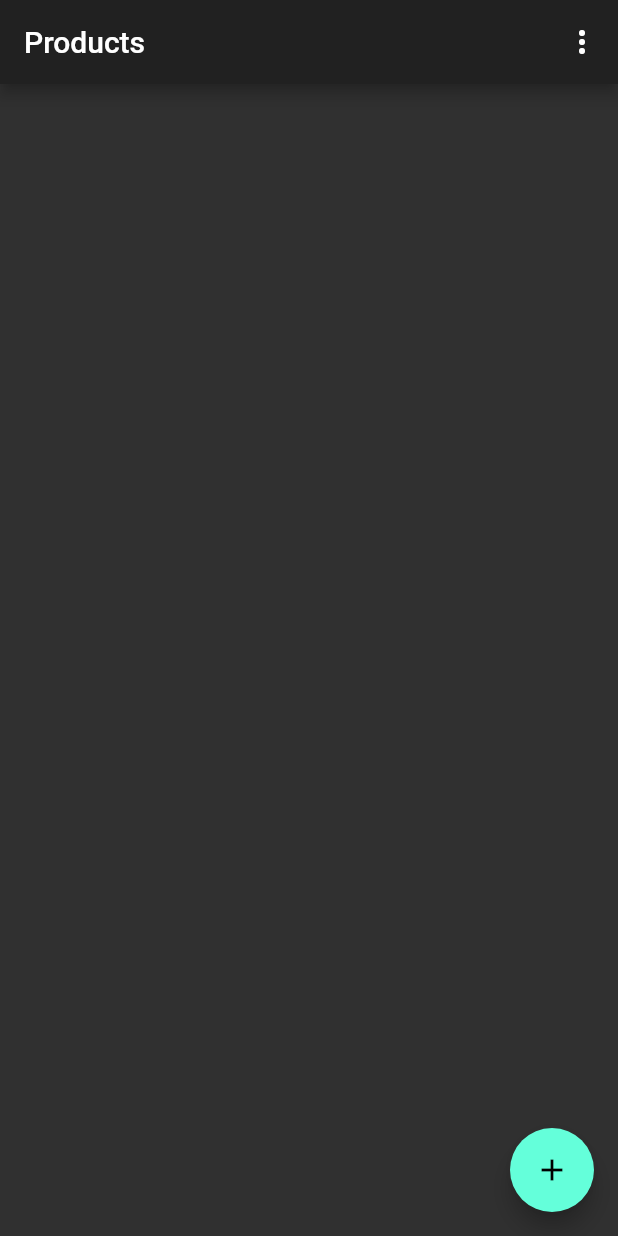
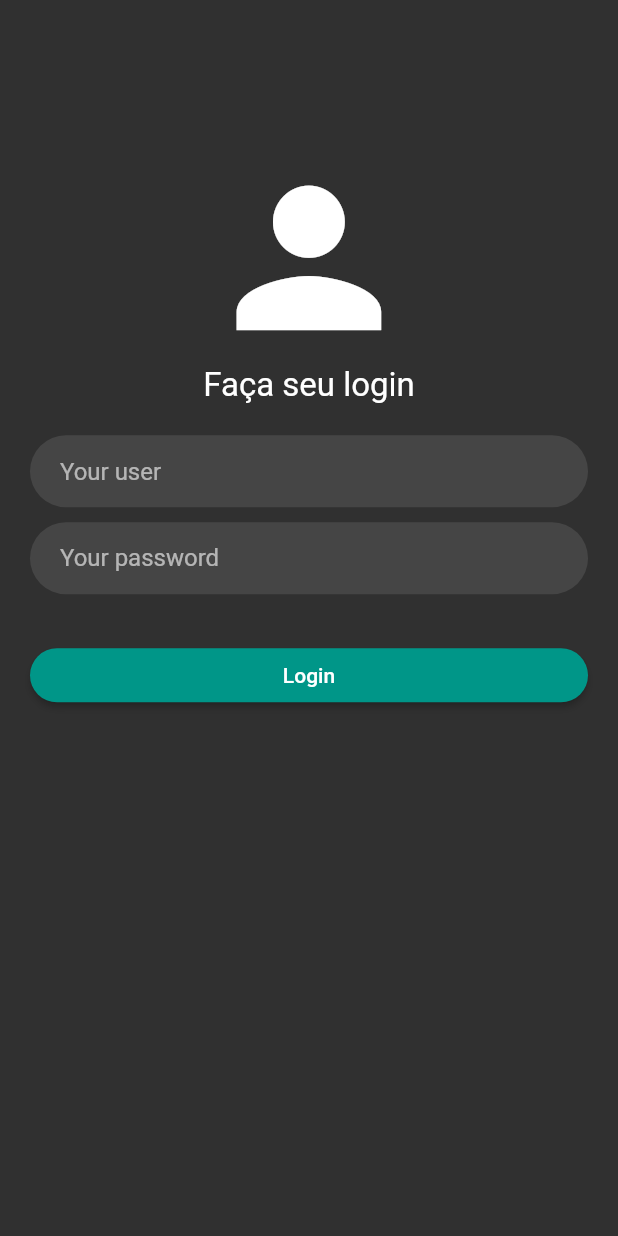
Before and after one commit to rodrigorafaeldamaceno/products_flutter, a Flutter app: the screen it shows after launch, on a phone screen of 412 x 824 dp. Run offline on Flutter 3.47's test engine with Material 2 defaults, Android fonts, the light colour scheme and no system bars; our stand-ins replace extended_masked_text, flutter_mobx, mobx, moor, moor_flutter; generated files the repository leaves out were written again.

Commit message:
added login page

```diff
--- a/lib/db/dao/user/user_dao.dart
+++ b/lib/db/dao/user/user_dao.dart
@@ -13,15 +13,23 @@ class UserDAO extends DatabaseAccessor<MyDatabase> with _$UserDAOMixin {
     return (select(users).watch());
   }
 
-  Future addProduct(User user) {
+  Future<int> addUser(User user) {
     return into(users).insert(user);
   }
 
-  Future updateProduct(User user) {
+  Future<bool> updateUser(User user) {
     return update(users).replace(user);
   }
 
-  Future removeProduct(int id) {
+  Future removeUser(int id) {
     return (delete(users)..where((user) => user.id.equals(id))).go();
   }
+
+  Stream<User> findOne() {
+    return (select(users)..limit(1)).watchSingle();
+  }
+
+  Future removeAllUsers() {
+    return (delete(users)).go();
+  }
 }
--- a/lib/db/database.dart
+++ b/lib/db/database.dart
@@ -52,6 +52,7 @@ class MyDatabase extends _$MyDatabase {
         print('to version: $to');
         if (from == 1) {
           await m.addColumn(products, products.date);
+          await m.addColumn(users, users.password);
         }
       },
     );
--- a/lib/db/tables/user_table.dart
+++ b/lib/db/tables/user_table.dart
@@ -4,4 +4,5 @@ import 'package:moor_flutter/moor_flutter.dart';
 class Users extends Table {
   IntColumn get id => integer().nullable().autoIncrement()();
   TextColumn get name => text()();
+  TextColumn get password => text()();
 }
--- a/lib/main.dart
+++ b/lib/main.dart
@@ -1,5 +1,6 @@
 import 'package:flutter/material.dart';
 import 'package:products_flutter/pages/home/home_page.dart';
+import 'package:products_flutter/pages/login/login_page.dart';
 
 void main() {
   runApp(MyApp());
@@ -14,8 +15,25 @@ class MyApp extends StatelessWidget {
       theme: ThemeData(
         primarySwatch: Colors.teal,
         brightness: Brightness.dark,
+        elevatedButtonTheme: ElevatedButtonThemeData(
+          style: ElevatedButton.styleFrom(
+            shape: RoundedRectangleBorder(
+              borderRadius: BorderRadius.all(
+                Radius.circular(40.0),
+              ),
+            ),
+          ),
+        ),
+        inputDecorationTheme: InputDecorationTheme(
+          filled: true,
+          contentPadding: EdgeInsets.symmetric(horizontal: 20),
+          border: OutlineInputBorder(
+            borderRadius: BorderRadius.circular(40),
+            borderSide: BorderSide.none,
+          ),
+        ),
       ),
-      home: HomePage(),
+      home: LoginPage(),
     );
   }
 }
--- /dev/null
+++ b/lib/pages/login/login_page.dart
@@ -0,0 +1,120 @@
+import 'package:flutter/material.dart';
+import 'package:products_flutter/db/database.dart';
+import 'package:products_flutter/pages/home/home_page.dart';
+import 'package:products_flutter/stores/user_store.dart';
+
+class LoginPage extends StatefulWidget {
+  @override
+  _LoginPageState createState() => _LoginPageState();
+}
+
+class _LoginPageState extends State<LoginPage> {
+  final _scaffoldKey = GlobalKey<ScaffoldState>();
+  final _formKey = GlobalKey<FormState>();
+
+  final _loginController = TextEditingController();
+  final _passwordController = TextEditingController();
+
+  final controller = UserStore();
+
+  @override
+  Widget build(BuildContext context) {
+    return GestureDetector(
+      onTap: () {
+        FocusScope.of(context).unfocus();
+      },
+      child: Scaffold(
+        extendBody: true,
+        key: _scaffoldKey,
+        body: SingleChildScrollView(
+          child: Container(
+            margin: EdgeInsets.symmetric(horizontal: 20),
+            child: Form(
+              key: _formKey,
+              child: Column(
+                mainAxisAlignment: MainAxisAlignment.center,
+                children: <Widget>[
+                  SizedBox(
+                    height: 100,
+                  ),
+                  Center(
+                    child: Icon(
+                      Icons.person,
+                      size: MediaQuery.of(context).size.width * 0.35,
+                    ),
+                  ),
+                  Text(
+                    'Faça seu login',
+                    style: TextStyle(fontSize: 22),
+                  ),
+                  SizedBox(
+                    height: 20,
+                  ),
+                  TextFormField(
+                    controller: _loginController,
+                    autovalidateMode: AutovalidateMode.onUserInteraction,
+                    validator: (value) {
+                      if (value.isEmpty) return 'Required field';
+
+                      return null;
+                    },
+                    decoration: InputDecoration(
+                      hintText: 'Your user',
+                    ),
+                  ),
+                  SizedBox(
+                    height: 10,
+                  ),
+                  TextFormField(
+                    controller: _passwordController,
+                    keyboardType: TextInputType.visiblePassword,
+                    obscureText: true,
+                    autovalidateMode: AutovalidateMode.onUserInteraction,
+                    decoration: InputDecoration(
+                      labelText: 'Your password',
+                    ),
+                    validator: (value) {
+                      if (value.isEmpty) return 'Required field';
+
+                      if (value.length < 6)
+                        return 'This field must have six characters';
+
+                      return null;
+                    },
+                  ),
+                  SizedBox(
+                    height: 30,
+                  ),
+                  Container(
+                    width: double.infinity,
+                    child: ElevatedButton(
+                      onPressed: () async {
+                        if (!_formKey.currentState.validate()) return;
+
+                        final user = await controller.addUser(
+                          User(
+                            name: _loginController.text,
+                            password: _passwordController.text,
+                          ),
+                        );
+
+                        Navigator.pushAndRemoveUntil(
+                          context,
+                          MaterialPageRoute(
+                            builder: (context) => HomePage(),
+                          ),
+                          (route) => false,
+                        );
+                      },
+                      child: Text('Login'),
+                    ),
+                  )
+                ],
+              ),
+            ),
+          ),
+        ),
+      ),
+    );
+  }
+}
--- /dev/null
+++ b/lib/stores/user_store.dart
@@ -0,0 +1,30 @@
+import 'package:products_flutter/db/database.dart';
+
+import 'package:mobx/mobx.dart';
+part 'user_store.g.dart';
+
+class UserStore = _UserStoreBase with _$UserStore;
+
+abstract class _UserStoreBase with Store {
+  final _dao = MyDatabase.instance.userDAO;
+
+  Future<int> addUser(User user) {
+    return _dao.addUser(user);
+  }
+
+  Future updateUser(User user) {
+    return _dao.updateUser(user);
+  }
+
+  Future removeUser(int id) {
+    return _dao.removeUser(id);
+  }
+
+  Stream<User> findOne() {
+    return _dao.findOne();
+  }
+
+  Future removeAllUsers() {
+    return _dao.removeAllUsers();
+  }
+}
```
Also changed, not shown: lib/pages/home/home_page.dart (+28 -1 lines), lib/db/database.g.dart, lib/stores/user_store.g.dart (added).
